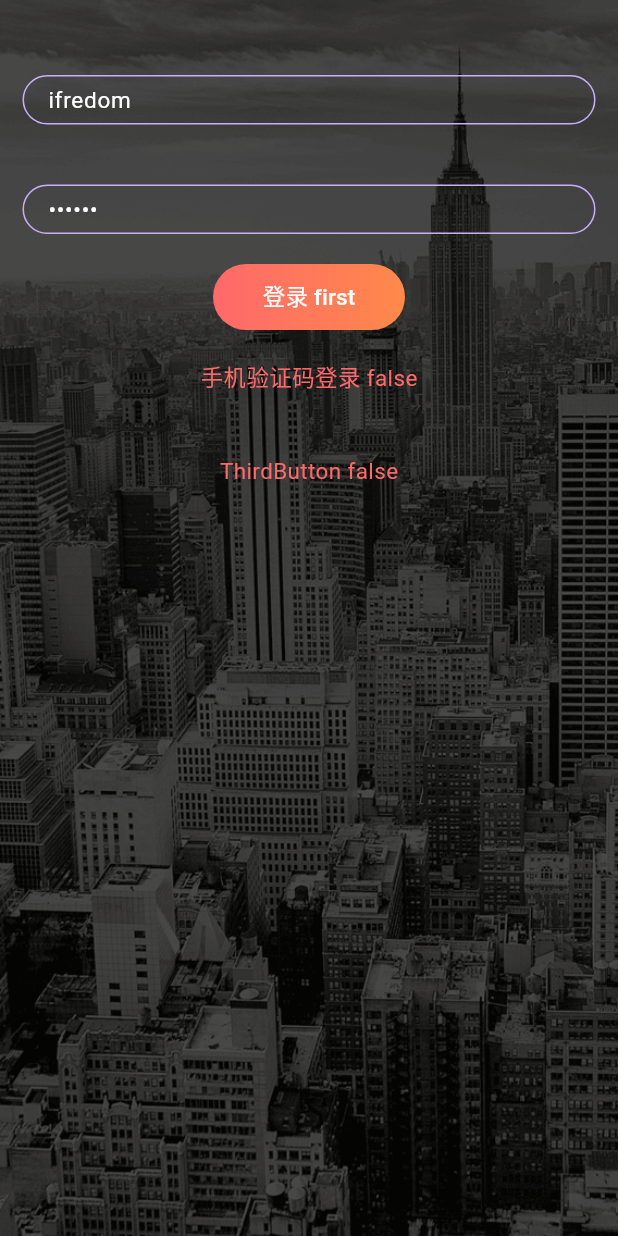
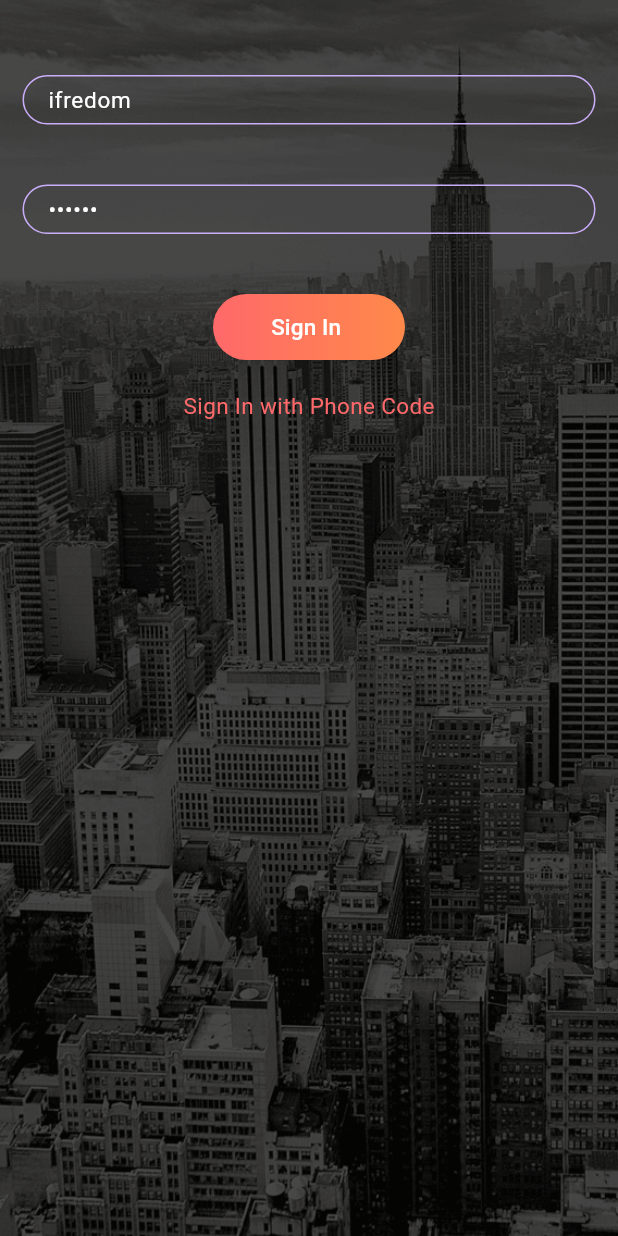
Before and after one commit to ifredom/flutter-template-perfect, a Flutter app: the screen it shows after launch, on a phone screen of 412 x 824 dp. Run offline on Flutter 3.47's test engine with Material 3 defaults, Android fonts, the phone set to English and light mode, and no system bars; our stand-ins replace built_collection, built_value, connectivity_plus, device_info_plus, dio, flutter_dotenv and 12 more; missing offline and left inert: android_id, app_settings; accounts and stored records are empty; project files that could hold a hidden picture were left out.

Commit message:
feat: update

```diff
--- a/lib/main.dart
+++ b/lib/main.dart
@@ -9,22 +9,17 @@ import './core/Constants/Constants.dart';
 import 'core/app/app.locator.dart';
 import 'ui/views/root_component.dart';
 
-void main() async {
-  BindingBase.debugZoneErrorsAreFatal = true;
+class App {
+  static void run() async {
+    FlutterError.onError = (FlutterErrorDetails details) {
+      _reportError(details.exception, details.stack);
+    };
+    defaultApp();
+  }
 
-  // View the that need to be redrawn Widget(查看需要重绘的widget)
-  // debugProfileBuildsEnabled = true;
+  static void defaultApp() {
+    BindingBase.debugZoneErrorsAreFatal = true;
 
-  // If we run on web, do not use Crashlytics (not supported on web yet)
-  if (kIsWeb) {
-    WidgetsFlutterBinding.ensureInitialized();
-
-    FlutterError.onError = (FlutterErrorDetails details) {
-      FlutterError.dumpErrorToConsole(details);
-    };
-    runApp(const RootComponent(web: true));
-  } else {
-    // Use dart zone to define Crashlytics as error handler for errors
     runZonedGuarded<Future<void>>(() async {
       WidgetsFlutterBinding.ensureInitialized();
 
@@ -41,22 +36,24 @@ void main() async {
       await setupLocator();
 
       // Set full screen (设置全屏)
-      await SystemChrome.setEnabledSystemUIMode(SystemUiMode.manual, overlays: [
-        // SystemUiOverlay.top,
-        // SystemUiOverlay.bottom,
-      ]);
+      await SystemChrome.setEnabledSystemUIMode(SystemUiMode.manual);
 
       /// root Widget
       runApp(const RootComponent());
     }, (error, stack) => _reportError(error, stack));
   }
+
+  // Upload application exception information to the server!
+  // 上传应用异常信息到日志服务器！
+  static Future<Null> _reportError(dynamic error, dynamic stackTrace) async {
+    if (Constants.DEBUG) {
+      print('Development mode, do not send exceptions to the server. $stackTrace');
+      return;
+    }
+    print('Send exception information to the server ...');
+  }
 }
 
-// Upload application exception information to the server!(上传应用异常信息到日志服务器！)
-Future<Null> _reportError(dynamic error, dynamic stackTrace) async {
-  if (Constants.DEBUG) {
-    print('Development mode, do not send exceptions to the server. $stackTrace');
-    return;
-  }
-  print('Send exception information to the server ...');
+void main() async {
+  App.run();
 }
--- a/lib/ui/views/404.dart
+++ b/lib/ui/views/404.dart
@@ -1,13 +1,15 @@
 import 'package:flutter/material.dart';
 
 class WidgetNotFound extends StatelessWidget {
+  const WidgetNotFound({super.key});
+
   @override
   Widget build(BuildContext context) {
     return Scaffold(
       appBar: AppBar(
-        title: Text("not found"),
+        title: const Text("not found"),
       ),
-      body: Text('not found'),
+      body: const Text('not found'),
     );
   }
 }
--- a/lib/ui/views/login/login_view.dart
+++ b/lib/ui/views/login/login_view.dart
@@ -100,14 +100,12 @@ class LoginViewState extends State<LoginView> {
                       controller: pwdController,
                       borderColor: HexToColor("#CBAEFA"),
                     ),
-                    Gaps.vGap20,
-                    LoginButton(loginNameController: loginNameController, pwdController: pwdController),
+                    Gaps.vGap40,
+                    Consumer(builder: (context, LoginViewModel model, child) {
+                      return LoginButton(loginNameController: loginNameController, pwdController: pwdController);
+                    }),
                     Gaps.vGap20,
                     const Center(child: PhoneCodeButton()),
-                    Gaps.vGap40,
-                    Consumer(builder: (_, a, build) {
-                      return const Center(child: ThirdButton());
-                    }),
                   ],
                 ),
               ),
@@ -126,7 +124,7 @@ class LoginButton extends ViewModelWidget<LoginViewModel> {
     super.key,
     required this.loginNameController,
     required this.pwdController,
-  }) : super(reactive: false);
+  });
 
   final TextEditingController loginNameController;
   final TextEditingController pwdController;
@@ -136,7 +134,7 @@ class LoginButton extends ViewModelWidget<LoginViewModel> {
     print("LoginButton build");
     return Center(
       child: GradientButton(
-      text: '登录 ${viewModel.testString}',
+        text: 'Sign In ${viewModel.isBusy ? "..." : ""}',
         style: const TextStyle(
           color: Colors.white,
           fontSize: 15,
@@ -145,7 +143,8 @@ class LoginButton extends ViewModelWidget<LoginViewModel> {
         onPressed: () async {
           await viewModel.loginWithPassword(loginNameController.text, pwdController.text);
         },
-    ));
+      ),
+    );
   }
 }
 
@@ -160,7 +159,7 @@ class PhoneCodeButton extends ViewModelWidget<LoginViewModel> {
     return GestureDetector(
       child: FittedBox(
         child: Text(
-          "手机验证码登录 ${viewModel.isBusy.toString()}",
+          "Sign In with Phone Code",
           style: TextStyle(
             color: HexToColor("#FF696A"),
             fontSize: 15,
@@ -173,28 +172,3 @@ class PhoneCodeButton extends ViewModelWidget<LoginViewModel> {
     );
   }
 }
-
-class ThirdButton extends ViewModelWidget<LoginViewModel> {
-  const ThirdButton({
-    super.key,
-  });
-
-  @override
-  Widget build(BuildContext context, LoginViewModel viewModel) {
-    print("ThirdButton build");
-    return GestureDetector(
-      child: FittedBox(
-        child: Text(
-          "ThirdButton ${viewModel.isBusy.toString()}",
-          style: TextStyle(
-            color: HexToColor("#FF696A"),
-            fontSize: 15,
-          ),
-        ),
-      ),
-      onTap: () {
-        locator<NavigationService>().navigateTo(Routes.loginPhoneView);
-      },
-    );
-  }
-}
--- a/lib/ui/widgets/buttons/gradient_button.dart
+++ b/lib/ui/widgets/buttons/gradient_button.dart
@@ -2,7 +2,8 @@ import 'package:flutter/material.dart';
 
 //自定义按钮
 class GradientButton extends StatelessWidget {
-  GradientButton({
+  const GradientButton({
+    super.key,
     this.colors,
     this.width,
     this.height,
@@ -31,23 +32,23 @@ class GradientButton extends StatelessWidget {
   @override
   Widget build(BuildContext context) {
     ThemeData theme = Theme.of(context);
-    final List<Color> _colors = this.colors ?? [];
+    final List<Color> colors = this.colors ?? [];
     num colorMode = 0;
 
-    Color? _backgroundColors; // 单色
-    LinearGradient _linearGradient; // 渐变色
+    Color? backgroundColors; // 单色
+    LinearGradient linearGradient; // 渐变色
 
-    if (_colors.isEmpty) {
-      _backgroundColors = theme.primaryColorDark;
-      _linearGradient = LinearGradient(colors: []);
+    if (colors.isEmpty) {
+      backgroundColors = theme.primaryColorDark;
+      linearGradient = const LinearGradient(colors: []);
       colorMode = 0;
-    } else if (_colors.length == 1) {
-      _backgroundColors = _colors[0];
-      _linearGradient = LinearGradient(colors: []);
+    } else if (colors.length == 1) {
+      backgroundColors = colors[0];
+      linearGradient = const LinearGradient(colors: []);
       colorMode = 1;
     } else {
-      _backgroundColors = Colors.transparent;
-      _linearGradient = LinearGradient(colors: _colors);
+      backgroundColors = Colors.transparent;
+      linearGradient = LinearGradient(colors: colors);
       colorMode = 2;
     }
 
@@ -55,7 +56,7 @@ class GradientButton extends StatelessWidget {
       // onPrimary: Colors.transparent,
       // primary: Colors.transparent, // transparent
       padding: EdgeInsets.zero,
-      shape: RoundedRectangleBorder(
+      shape: const RoundedRectangleBorder(
         borderRadius: BorderRadius.all(Radius.circular(25)),
       ),
     ).merge(
@@ -68,18 +69,18 @@ class GradientButton extends StatelessWidget {
     );
 
     return Container(
-        width: this.width ?? 128,
-        height: this.height ?? 44,
+        width: width ?? 128,
+        height: height ?? 44,
         decoration: BoxDecoration(
-          color: colorMode == 1 ? _backgroundColors : null,
-          gradient: colorMode == 2 ? _linearGradient : null,
+          color: colorMode == 1 ? backgroundColors : null,
+          gradient: colorMode == 2 ? linearGradient : null,
           borderRadius: borderRadius ?? BorderRadius.circular(24),
         ),
         child: Row(
           mainAxisSize: MainAxisSize.min,
           mainAxisAlignment: MainAxisAlignment.center,
           children: <Widget>[
-            this.prefixIcon ?? SizedBox(),
+            prefixIcon ?? const SizedBox(),
             TextButton(
               style: raisedButtonStyle,
               onPressed: () {
@@ -90,7 +91,7 @@ class GradientButton extends StatelessWidget {
                 child: Text(
                   text,
                   style: style ??
-                      TextStyle(
+                      const TextStyle(
                         color: Colors.white,
                         fontSize: 15,
                       ),
--- a/lib/ui/widgets/textfield/text_field.dart
+++ b/lib/ui/widgets/textfield/text_field.dart
@@ -143,7 +143,7 @@ class CustomTextFieldState extends State<InputField> {
       decoration: InputDecoration(
         isDense: true,
         labelText: widget.labelText,
-        // contentPadding: EdgeInsets.only(
+        // contentPadding: const EdgeInsets.only(
         //   top: 5,
         //   bottom: 5,
         // ),
--- a/pubspec.yaml
+++ b/pubspec.yaml
@@ -4,7 +4,7 @@ publish_to: "none" # Remove this line if you wish to publish to pub.dev
 version: 1.1.0
 
 environment:
-  sdk: '>=3.0.3 <4.0.0'
+  sdk: ">=3.1.3 <4.0.0"
   flutter: ">=3.15.0"
 dependencies:
   flutter:
```
Also changed, not shown: lib/core/services/api/http_service_impl.dart (+10 -10 lines), lib/ui/views/home/home_view/home.dart (+4 -3 lines), lib/ui/views/login/login_view_model.dart (+8 -8 lines), 1 other file. Lines whose indentation alone changed are shown as unchanged.
